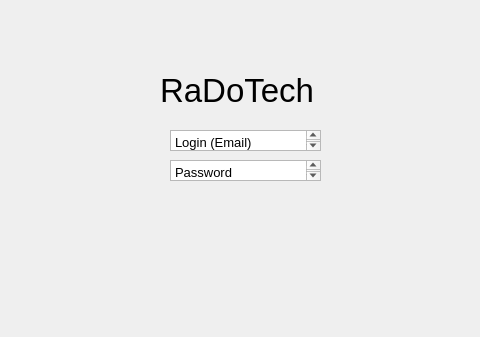
Above: RaDoTechSimulation/RaDoTechSimulation/mainwindow.ui from abdelshafei/Team26RaDoTechSimulation before the change; both pictures show x 160 to 640 and y 0 to 337 of the 820 by 602 pixel window. Below: the same form after it.
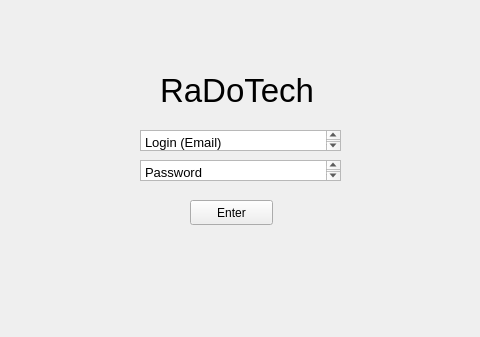
That is the form after the change. The open tabs and pages were chosen to show the change.

Commit message: login login created

```diff
--- a/RaDoTechSimulation/RaDoTechSimulation/mainwindow.ui
+++ b/RaDoTechSimulation/RaDoTechSimulation/mainwindow.ui
@@ -341,9 +341,9 @@
        <widget class="QTextEdit" name="LoginEmailTextEdit">
         <property name="geometry">
          <rect>
-          <x>200</x>
+          <x>170</x>
           <y>130</y>
-          <width>151</width>
+          <width>201</width>
           <height>21</height>
          </rect>
         </property>
@@ -359,9 +359,9 @@
        <widget class="QTextEdit" name="PasswordTextEdit">
         <property name="geometry">
          <rect>
-          <x>200</x>
+          <x>170</x>
           <y>160</y>
-          <width>151</width>
+          <width>201</width>
           <height>21</height>
          </rect>
         </property>
@@ -373,6 +373,19 @@
 &lt;p style=&quot; margin-top:0px; margin-bottom:0px; margin-left:0px; margin-right:0px; -qt-block-indent:0; text-indent:0px;&quot;&gt;Password&lt;/p&gt;&lt;/body&gt;&lt;/html&gt;</string>
         </property>
        </widget>
+       <widget class="QPushButton" name="EnterLoginButton">
+        <property name="geometry">
+         <rect>
+          <x>220</x>
+          <y>200</y>
+          <width>83</width>
+          <height>25</height>
+         </rect>
+        </property>
+        <property name="text">
+         <string>Enter</string>
+        </property>
+       </widget>
       </widget>
       <widget class="QWidget" name="HomePage">
        <widget class="QLabel" name="HomeHeader">
```
The commit also changes 12 other files.
